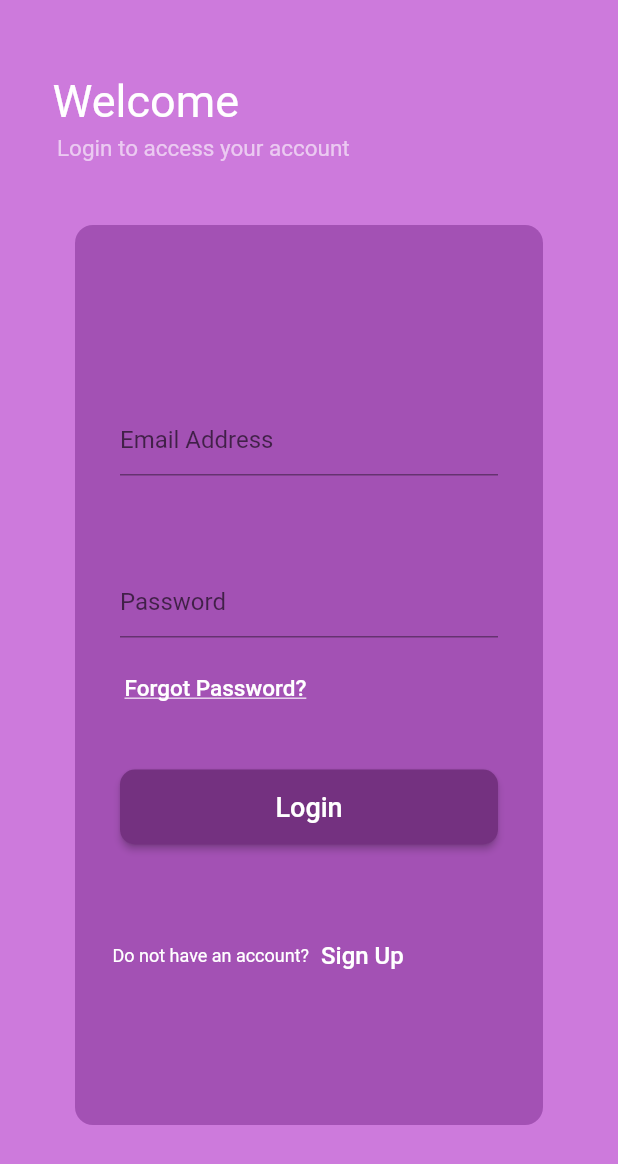
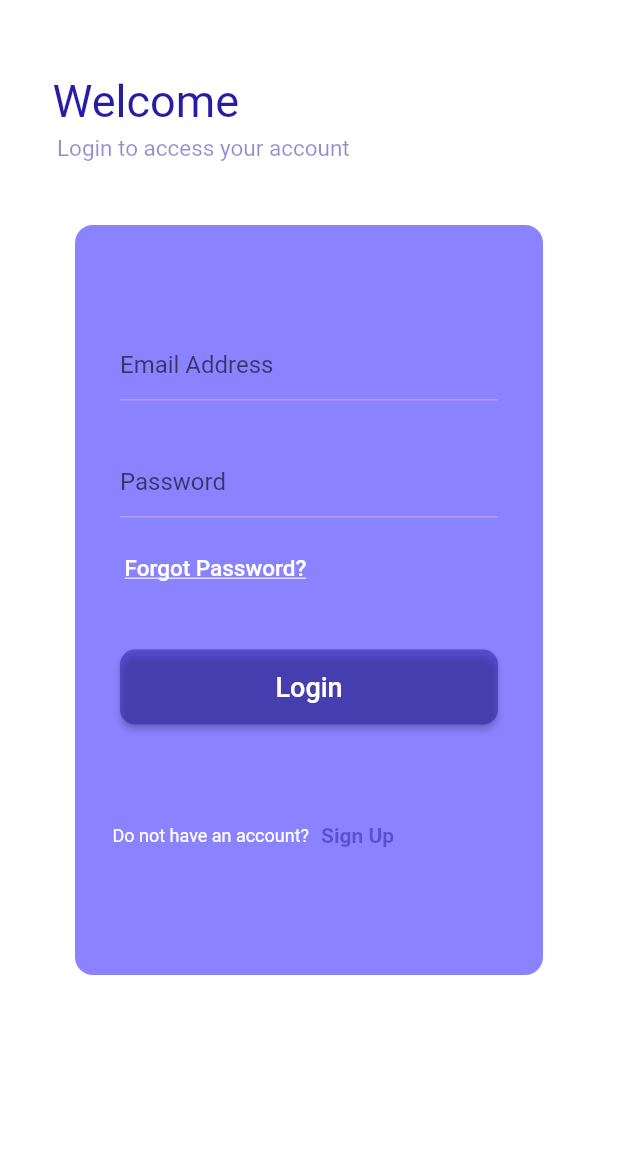
Before and after one commit to Tejaswika/Parvarish-Parent, a Flutter app: the screen it shows after launch, after a tap on "Welcome Page", after a tap on "Login", on a phone screen of 412 x 824 dp. Shown: the top 1164 px of the screen. Run offline on Flutter 3.47's test engine with Material 2 defaults, Android fonts, the phone set to English and light mode, and no system bars; our stand-ins replace carousel_slider, cloud_firestore, firebase_auth, firebase_core, syncfusion_flutter_charts; accounts and stored records are empty.

Commit message:
Changed ui of welcome screen and login screen

```diff
--- a/lib/main.dart
+++ b/lib/main.dart
@@ -9,7 +9,7 @@ void main() async {
   await Firebase.initializeApp(
     // Replace with actual values
 
-    options: FirebaseOptions(
+    options: const FirebaseOptions(
       apiKey: "AIzaSyAcypiXEDRZ3rsx78gspfxtuYpNRTPURg4",
       appId: "1:238970681958:web:69c6a3749087144b7b0ba7",
       messagingSenderId: "238970681958",
@@ -31,7 +31,22 @@ class MyApp extends StatelessWidget {
       debugShowCheckedModeBanner: false,
       title: 'Flutter Demo',
       theme: ThemeData(
-        primarySwatch: Colors.blue,
+        // To access these Colors First put Theme.of(context).colorScheme.XXX
+        // then in the place of XXX use the name of color
+        // for example Theme.of(context).colorScheme.primary || Theme.of(context).colorScheme.secondary
+        colorScheme: const ColorScheme(
+          brightness: Brightness.light,
+          primary: Color.fromRGBO(39, 28, 162, 1),
+          onPrimary: Color.fromRGBO(39, 28, 162, 0.5),
+          secondary: Color.fromRGBO(108, 96, 255, 1),
+          onSecondary: Color.fromRGBO(139, 130, 255, 0.5),
+          background: Color.fromRGBO(139, 130, 255, 1),
+          onBackground: Color.fromRGBO(139, 130, 255, 0.7),
+          surface: Color.fromRGBO(244, 198, 255, 1),
+          onSurface: Color.fromRGBO(244, 198, 255, 0.5),
+          error: Colors.red,
+          onError: Colors.red,
+        ),
       ),
       home: const RouteTestScreen(),
     );
--- a/lib/model/child_data.dart
+++ b/lib/model/child_data.dart
@@ -0,0 +1 @@
+class ChildData {}
--- a/lib/screens/login_screen.dart
+++ b/lib/screens/login_screen.dart
@@ -1,14 +1,14 @@
-// ignore_for_file: avoid_unnecessary_containers, prefer_const_constructors, unused_import, use_key_in_widget_constructors
-
 import 'package:firebase_auth/firebase_auth.dart';
 import 'package:flutter/material.dart';
-import 'package:parent/route_test_screen.dart';
-import 'package:parent/screens/my_nav_pill.dart';
+
 import 'package:parent/screens/select_child.dart';
 import 'package:parent/screens/SignUp_Screen.dart';
 import 'package:parent/screens/forgot_password.dart';
 
 class LoginPage extends StatefulWidget {
+  const LoginPage({
+    Key? key,
+  }) : super(key: key);
   @override
   State<LoginPage> createState() => _LoginPage();
 }
@@ -18,83 +18,95 @@ class _LoginPage extends State<LoginPage> {
   final auth = FirebaseAuth.instance;
   @override
   Widget build(BuildContext context) {
-    return Container(
-      child: Scaffold(
-          backgroundColor: Color.fromARGB(255, 205, 122, 220),
+    return Scaffold(
+      backgroundColor: Colors.white,
       body: Stack(
         children: [
-              Container(
-                  padding: EdgeInsets.only(left: 35, top: 50),
+          Padding(
+            padding: const EdgeInsets.only(left: 35, top: 50),
             child: Text(
               'Welcome',
-                    style: TextStyle(color: Colors.white, fontSize: 30),
-                  )),
-              Container(
-                  padding: EdgeInsets.only(left: 38, top: 90),
+              style: TextStyle(
+                  color: Theme.of(context).colorScheme.primary, fontSize: 30),
+            ),
+          ),
+          Padding(
+              padding: const EdgeInsets.only(left: 38, top: 90),
               child: Text(
                 'Login to access your account',
-                    style: TextStyle(color: Colors.white60, fontSize: 15),
+                style: TextStyle(
+                    color: Theme.of(context).colorScheme.onPrimary,
+                    fontSize: 15),
               )),
           Container(
             alignment: Alignment.center,
-                margin: EdgeInsets.fromLTRB(50, 150, 50, 10),
-                height: 600,
+            margin: const EdgeInsets.fromLTRB(50, 150, 50, 10),
+            height: 500,
             decoration: BoxDecoration(
-                  color: Color.fromARGB(255, 163, 81, 180),
+              color: Theme.of(context).colorScheme.background,
               borderRadius: BorderRadius.circular(12),
             ),
             child: SingleChildScrollView(
-                    child: Container(
-                  child: Column(children: [
+              child: Column(
+                children: [
                   Container(
-                      padding: EdgeInsets.all(30),
+                    padding: const EdgeInsets.only(
+                        left: 30, /*top: 15,*/ right: 30, bottom: 15),
                     child: TextField(
                       keyboardType: TextInputType.emailAddress,
-                        decoration: InputDecoration(
+                      decoration: const InputDecoration(
                         hintText: 'Email Address',
                       ),
                       onChanged: (value) {
-                          setState(() {
+                        setState(
+                          () {
                             _email = value.trim();
-                          });
+                          },
+                        );
                       },
                     ),
                   ),
-                    Container(
-                      padding: EdgeInsets.only(left: 30, top: 30, right: 30),
+                  Padding(
+                    padding:
+                        const EdgeInsets.only(left: 30, top: 15, right: 30),
                     child: TextField(
                       obscureText: true, //password stays hidden
-                        decoration: InputDecoration(
+                      decoration: const InputDecoration(
                         hintText: 'Password',
                       ),
                       onChanged: (value) {
-                          setState(() {
+                        setState(
+                          () {
                             _password = value.trim();
-                          });
+                          },
+                        );
                       },
                     ),
                   ),
                   Row(
                     mainAxisAlignment: MainAxisAlignment.spaceBetween,
                     children: [
-                        Container(
+                      Padding(
                         padding:
-                              EdgeInsets.only(left: 25, right: 30, top: 10),
+                            const EdgeInsets.only(left: 25, right: 30, top: 10),
                         child: TextButton(
                           onPressed: () {
                             Navigator.push(
                               context,
                               MaterialPageRoute(
-                                        builder: (context) => Password()));
+                                builder: (context) => const Password(),
+                              ),
+                            );
                           },
-                              child: Text(
+                          child: const Text(
                             'Forgot Password?',
                             style: TextStyle(
                               fontSize: 15,
                               color: Colors.white,
                               decoration: TextDecoration.underline,
                             ),
-                              )),
+                          ),
+                        ),
                       ),
                     ],
                   ),
@@ -117,7 +129,7 @@ class _LoginPage extends State<LoginPage> {
                           );
                         });
                       },
-                        color: const Color.fromARGB(255, 116, 49, 128),
+                      color: Theme.of(context).colorScheme.onPrimary,
                       shape: RoundedRectangleBorder(
                         borderRadius: BorderRadius.circular(10),
                       ),
@@ -130,36 +142,40 @@ class _LoginPage extends State<LoginPage> {
                       ),
                     ),
                   ),
-                    SizedBox(height: 20),
+                  const SizedBox(height: 20),
                   Container(
-                      padding: EdgeInsets.only(left: 25),
+                    padding: const EdgeInsets.only(left: 25),
                     child: Row(
                       children: [
-                          Container(
-                              child: Text(
+                        const Text(
                           'Do not have an account?',
                           style: TextStyle(color: Colors.white, fontSize: 12),
-                          )),
+                        ),
                         TextButton(
                           onPressed: () {
                             Navigator.pushReplacement(
                               context,
                               MaterialPageRoute(
-                                        builder: (context) => SignUpPage()));
+                                builder: (context) => const SignUpPage(),
+                              ),
+                            );
                           },
                           child: Text(
                             'Sign Up',
                             style: TextStyle(
-                                    fontSize: 16, color: Colors.white),
-                              )),
+                                fontWeight: FontWeight.bold,
+                                color: Theme.of(context).colorScheme.onPrimary),
+                          ),
+                        ),
                       ],
                     ),
                   )
-                  ]),
-                )),
-              )
                 ],
-          )),
+              ),
+            ),
+          ),
+        ],
+      ),
     );
   }
 }
--- a/lib/screens/welcome_screen.dart
+++ b/lib/screens/welcome_screen.dart
@@ -1,30 +1,7 @@
-import 'dart:ui';
+import 'package:flutter/material.dart';
 
-import 'package:flutter/material.dart';
 import 'package:parent/screens/SignUp_Screen.dart';
 import 'package:parent/screens/login_screen.dart';
-
-void main() {
-  runApp(MaterialApp(
-    home: WelcomeScreen(),
-  ));
-}
-
-class MyApp extends StatelessWidget {
-  const MyApp({Key? key}) : super(key: key);
-
-  // This widget is the root of your application.
-  @override
-  Widget build(BuildContext context) {
-    return MaterialApp(
-      title: 'Flutter Demo',
-      theme: ThemeData(
-        primarySwatch: Colors.blue,
-      ),
-      home: const WelcomeScreen(),
-    );
-  }
-}
 
 class WelcomeScreen extends StatelessWidget {
   const WelcomeScreen({Key? key}) : super(key: key);
@@ -32,46 +9,43 @@ class WelcomeScreen extends StatelessWidget {
   @override
   Widget build(BuildContext context) {
     return Scaffold(
-        backgroundColor: Color.fromARGB(255, 223, 180, 231),
+      backgroundColor: Colors.white,
       body: SafeArea(
-          child: Container(
+        child: Padding(
           padding: const EdgeInsets.symmetric(horizontal: 30, vertical: 50),
           child: Column(
             mainAxisAlignment: MainAxisAlignment.spaceBetween,
             crossAxisAlignment: CrossAxisAlignment.center,
             children: [
-                Column(
-                  children: const [
-                    Text(
+              const Text(
                 'Parvarish',
                 style: TextStyle(
                   fontWeight: FontWeight.bold,
                   fontSize: 30,
                 ),
               ),
-                    SizedBox(
+              const SizedBox(
                 height: 20,
               ),
-                    Text(
-                      'Main heading dof app will come here',
+              const Text(
+                'Login/Signup to your account',
                 textAlign: TextAlign.center,
                 style: TextStyle(
                   color: Color.fromARGB(255, 47, 47, 47),
                   fontSize: 15,
                 ),
-                    )
-                  ],
               ),
               Container(
                 height: MediaQuery.of(context).size.height / 3,
                 decoration: const BoxDecoration(
                   image: DecorationImage(
-                          image: AssetImage('images/family.png'))),
+                    image: AssetImage('images/family.png'),
+                  ),
+                ),
               ),
               Column(
                 children: [
                   // LOGIN BUTTON ..........
-
                   MaterialButton(
                     minWidth: double.infinity,
                     height: 60,
@@ -79,15 +53,15 @@ class WelcomeScreen extends StatelessWidget {
                       Navigator.pushReplacement(
                           context,
                           MaterialPageRoute(
-                                builder: (context) => LoginPage()));
+                              builder: (context) => const LoginPage()));
                     },
                     shape: RoundedRectangleBorder(
-                        side: BorderSide(
+                      side: const BorderSide(
                         color: Colors.black,
                       ),
                       borderRadius: BorderRadius.circular(50),
                     ),
-                      child: Text(
+                    child: const Text(
                       'Login',
                       style: TextStyle(
                         fontWeight: FontWeight.w600,
@@ -95,10 +69,8 @@ class WelcomeScreen extends StatelessWidget {
                       ),
                     ),
                   ),
-
-                    // SIGN UP BUTTON.....
-
-                    SizedBox(
+                  // Sign-up Button
+                  const SizedBox(
                     height: 20,
                   ),
                   MaterialButton(
@@ -108,12 +80,14 @@ class WelcomeScreen extends StatelessWidget {
                       Navigator.pushReplacement(
                         context,
                         MaterialPageRoute(
-                                builder: ((context) => SignUpPage())));
+                          builder: ((context) => const SignUpPage()),
+                        ),
+                      );
                     },
-                      color: Color(0xff0095ff),
+                    color: Theme.of(context).colorScheme.primary,
                     shape: RoundedRectangleBorder(
                         borderRadius: BorderRadius.circular(50)),
-                      child: Text(
+                    child: const Text(
                       'Sign up',
                       style: TextStyle(
                           color: Colors.white,
@@ -126,6 +100,7 @@ class WelcomeScreen extends StatelessWidget {
             ],
           ),
         ),
-        ));
+      ),
+    );
   }
 }
```
Also changed, not shown: lib/widgets/child_profile.dart (+5 -2 lines), lib/constants/app_images.dart (renamed from lib/constants/pics_constants.dart), pubspec.lock. Lines whose indentation alone changed are shown as unchanged.
